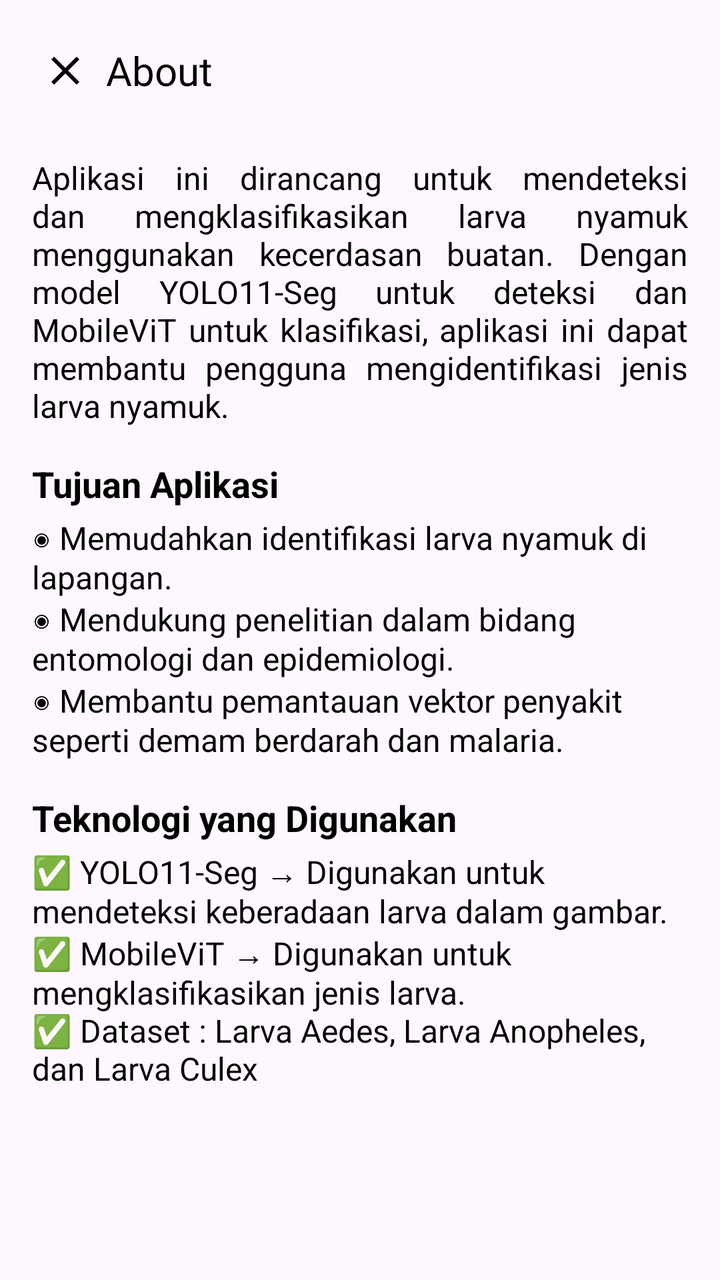
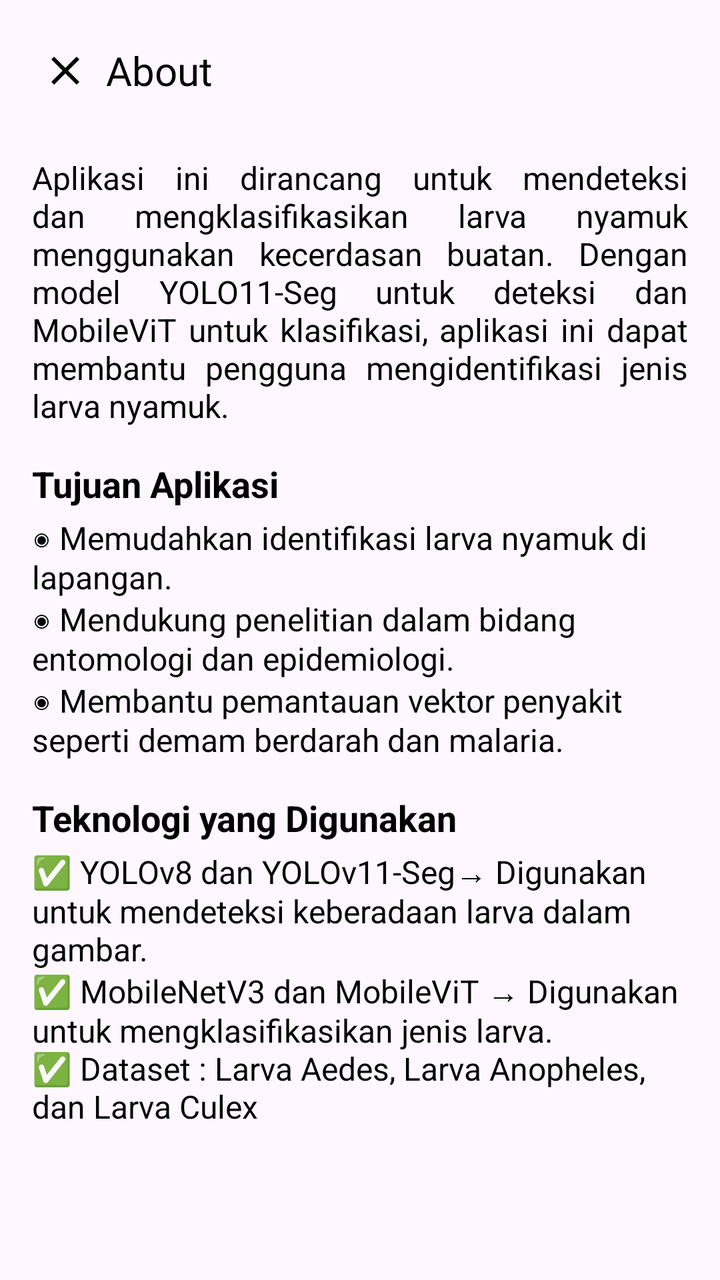

Screens rendered from an Android XML layout before and after an edit, with the pre-edit source and the edit as a unified diff.
<!-- AndroidManifest.xml: application theme Theme.SkripsiApp -->
<!-- res/layout/fragment_about.xml -->
<?xml version="1.0" encoding="utf-8"?>
<ScrollView xmlns:android="http://schemas.android.com/apk/res/android"
    xmlns:tools="http://schemas.android.com/tools"
    xmlns:app="http://schemas.android.com/apk/res-auto"
    android:layout_width="match_parent"
    android:layout_height="match_parent"
    android:fillViewport="true"
    android:fitsSystemWindows="true"
    android:id="@+id/fragment_about"
    tools:context=".fragment.main.profile.AboutFragment">

    <androidx.constraintlayout.widget.ConstraintLayout
        android:layout_width="match_parent"
        android:layout_height="wrap_content">
        <androidx.appcompat.widget.Toolbar
            android:id="@+id/toolbarUserAccount"
            android:layout_width="match_parent"
            android:layout_height="70dp"
            app:layout_constraintEnd_toEndOf="parent"
            app:layout_constraintStart_toStartOf="parent"
            app:layout_constraintTop_toTopOf="parent">


            <androidx.constraintlayout.widget.ConstraintLayout
                android:layout_width="match_parent"
                android:layout_height="match_parent">


                <ImageView
                    android:id="@+id/imageCloseAbout"
                    android:layout_width="33dp"
                    android:layout_height="33dp"
                    android:scaleType="centerInside"
                    android:src="@drawable/ic_close"
                    app:layout_constraintBottom_toBottomOf="parent"
                    app:layout_constraintStart_toStartOf="parent"
                    app:layout_constraintTop_toTopOf="parent"
                    app:tint="@color/custom_color_black" />


                <TextView
                    android:layout_width="wrap_content"
                    android:layout_height="wrap_content"
                    android:layout_marginStart="4dp"
                    android:fontFamily="@font/poppins_light"
                    android:text="About"
                    android:textColor="@color/custom_color_black"
                    android:textSize="20sp"
                    app:layout_constraintBottom_toBottomOf="@id/imageCloseAbout"
                    app:layout_constraintStart_toEndOf="@+id/imageCloseAbout"
                    app:layout_constraintTop_toTopOf="@id/imageCloseAbout" />

            </androidx.constraintlayout.widget.ConstraintLayout>
        </androidx.appcompat.widget.Toolbar>

        <TextView
            android:id="@+id/textView5"
            android:layout_width="0dp"
            android:layout_height="wrap_content"
            android:layout_marginStart="16dp"
            android:layout_marginTop="8dp"
            android:layout_marginEnd="16dp"
            android:justificationMode="inter_word"
            android:text="Aplikasi ini dirancang untuk mendeteksi dan mengklasifikasikan larva nyamuk menggunakan kecerdasan buatan. Dengan model YOLO11-Seg untuk deteksi dan MobileViT untuk klasifikasi, aplikasi ini dapat membantu pengguna mengidentifikasi jenis larva nyamuk."
            android:textColor="@color/custom_color_black"
            android:textSize="16sp"
            app:layout_constraintEnd_toEndOf="parent"
            app:layout_constraintStart_toStartOf="parent"
            app:layout_constraintTop_toBottomOf="@+id/toolbarUserAccount" />

        <TextView
            android:id="@+id/textView6"
            android:layout_width="0dp"
            android:layout_height="wrap_content"
            android:layout_marginTop="16dp"
            android:text="Tujuan Aplikasi"
            android:textColor="@color/custom_color_black"
            android:textSize="18sp"
            android:textStyle="bold"
            app:layout_constraintEnd_toEndOf="@+id/textView5"
            app:layout_constraintStart_toStartOf="@+id/textView5"
            app:layout_constraintTop_toBottomOf="@+id/textView5" />

        <TextView
            android:id="@+id/textView7"
            android:layout_width="0dp"
            android:layout_height="wrap_content"
            android:layout_marginTop="4dp"
            android:text="◉ Memudahkan identifikasi larva nyamuk di lapangan.\n◉ Mendukung penelitian dalam bidang entomologi dan epidemiologi.\n◉ Membantu pemantauan vektor penyakit seperti demam berdarah dan malaria."
            android:textColor="@color/custom_color_black"
            android:textSize="16sp"
            app:layout_constraintEnd_toEndOf="@+id/textView6"
            app:layout_constraintStart_toStartOf="@+id/textView6"
            app:layout_constraintTop_toBottomOf="@+id/textView6" />

        <TextView
            android:id="@+id/textView8"
            android:layout_width="0dp"
            android:layout_height="wrap_content"
            android:layout_marginTop="16dp"
            android:text="Teknologi yang Digunakan"
            android:textColor="@color/custom_color_black"
            android:textSize="18sp"
            android:textStyle="bold"
            app:layout_constraintEnd_toEndOf="@+id/textView7"
            app:layout_constraintStart_toStartOf="@+id/textView7"
            app:layout_constraintTop_toBottomOf="@+id/textView7" />

        <TextView
            android:layout_width="0dp"
            android:layout_height="wrap_content"
            android:layout_marginTop="4dp"
            android:text="✅ YOLO11-Seg → Digunakan untuk mendeteksi keberadaan larva dalam gambar. \n✅ MobileViT → Digunakan untuk mengklasifikasikan jenis larva. \n✅ Dataset : Larva Aedes, Larva Anopheles, dan Larva Culex"
            android:textColor="@color/custom_color_black"
            android:textSize="16sp"
            app:layout_constraintEnd_toEndOf="@+id/textView8"
            app:layout_constraintStart_toStartOf="@+id/textView8"
            app:layout_constraintTop_toBottomOf="@+id/textView8" />

    </androidx.constraintlayout.widget.ConstraintLayout>

</ScrollView>
<!-- resources referenced by this layout -->
<resources>
  <color name="custom_color_black">#000000</color>
  <!-- drawable ic_close (drawable) -->
  <vector xmlns:android="http://schemas.android.com/apk/res/android" android:height="24dp" android:tint="#000000" android:viewportHeight="24" android:viewportWidth="24" android:width="24dp">
        
      <path android:fillColor="@android:color/white" android:pathData="M19,6.41L17.59,5 12,10.59 6.41,5 5,6.41 10.59,12 5,17.59 6.41,19 12,13.41 17.59,19 19,17.59 13.41,12z"/>
      
  </vector>
  <style name="Theme.SkripsiApp" parent="Base.Theme.SkripsiApp" />
  <style name="Base.Theme.SkripsiApp" parent="Theme.Material3.Light.NoActionBar">
          
          
          <item name="colorPrimary">@color/custom_color_primary</item>
      </style>
  <color name="custom_color_primary">#C0EBA6</color>
</resources>

<!-- the commit's change to res/layout/fragment_about.xml (unified diff, before → after) -->
@@ -110,10 +110,11 @@
             android:layout_width="0dp"
             android:layout_height="wrap_content"
             android:layout_marginTop="4dp"
-            android:text="✅ YOLO11-Seg → Digunakan untuk mendeteksi keberadaan larva dalam gambar. \n✅ MobileViT → Digunakan untuk mengklasifikasikan jenis larva. \n✅ Dataset : Larva Aedes, Larva Anopheles, dan Larva Culex"
+            android:text="✅ YOLOv8 dan YOLOv11-Seg→ Digunakan untuk mendeteksi keberadaan larva dalam gambar. \n✅ MobileNetV3 dan MobileViT → Digunakan untuk mengklasifikasikan jenis larva. \n✅ Dataset : Larva Aedes, Larva Anopheles, dan Larva Culex"
             android:textColor="@color/custom_color_black"
             android:textSize="16sp"
             app:layout_constraintEnd_toEndOf="@+id/textView8"
+            app:layout_constraintHorizontal_bias="0.0"
             app:layout_constraintStart_toStartOf="@+id/textView8"
             app:layout_constraintTop_toBottomOf="@+id/textView8" />
 
